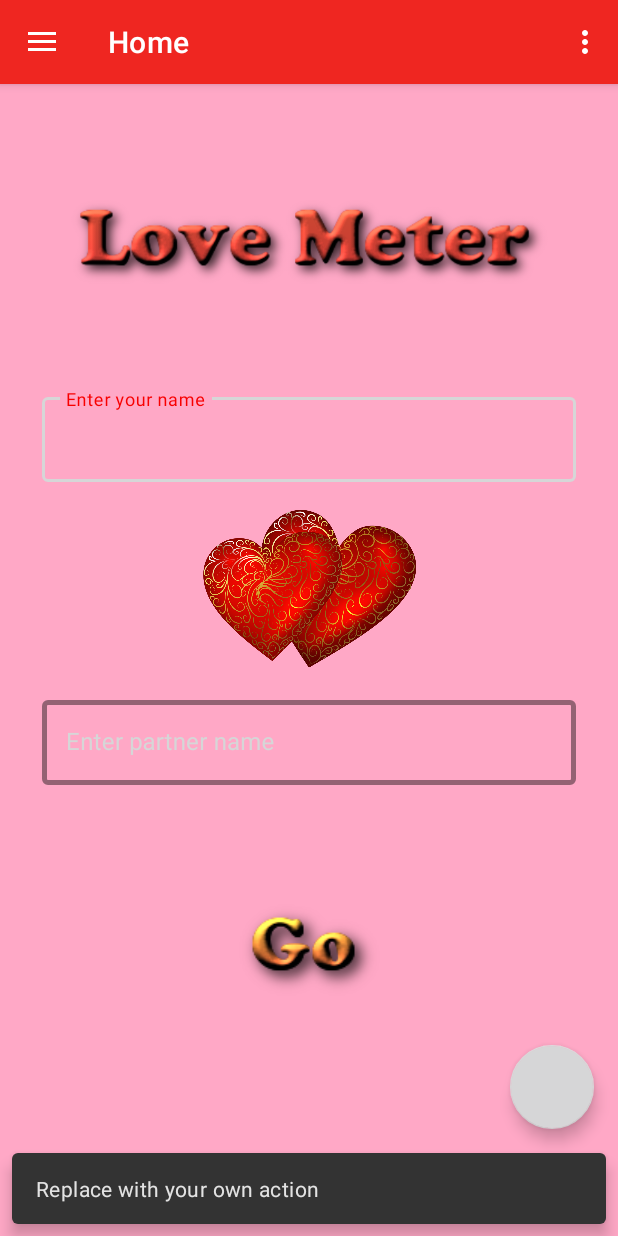
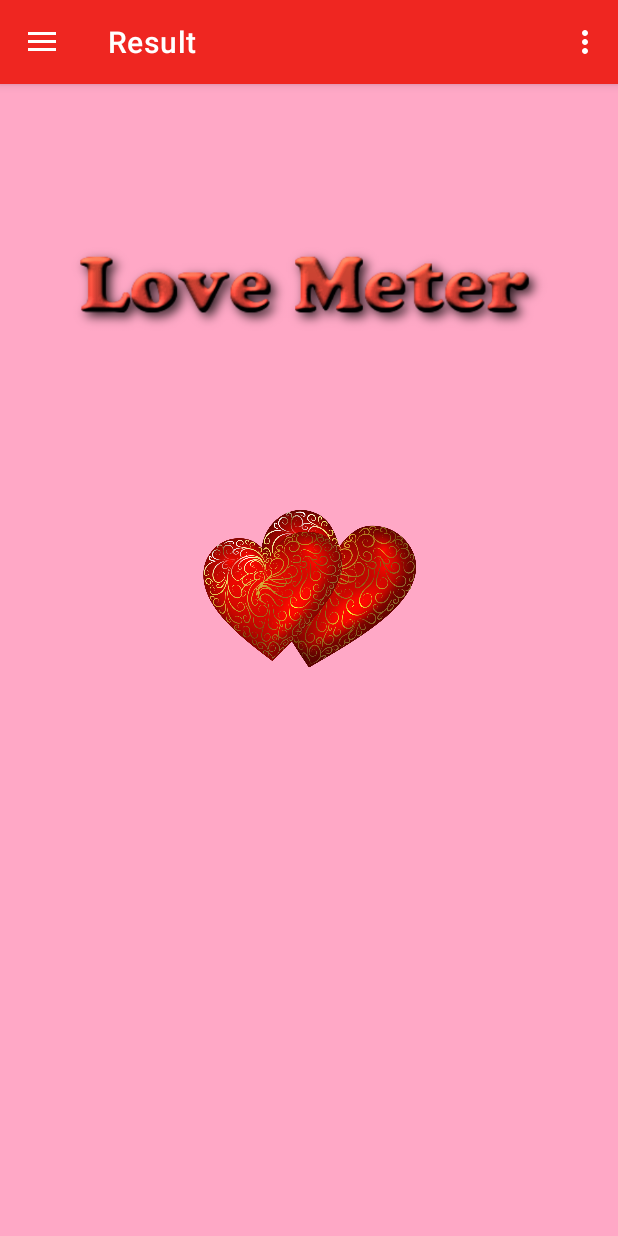
Before and after one commit to pk1114585/LoveMeter, an Android app: the screen it shows after launch (MainActivity), after a tap on an icon or button, on a phone screen of 412 x 824 dp. Run offline under Robolectric (Android 15) with nearby library versions, the phone set to English and light mode, and no system bars; our stand-ins replace navigation-ui; 1 other tap on this screen came first.

Commit message:
result fragment added

```diff
--- a/app/build.gradle
+++ b/app/build.gradle
@@ -45,6 +45,7 @@ dependencies {
     implementation 'androidx.lifecycle:lifecycle-viewmodel-ktx:2.4.0'
     implementation 'androidx.navigation:navigation-fragment-ktx:2.3.5'
     implementation 'androidx.navigation:navigation-ui-ktx:2.3.5'
+    implementation 'androidx.legacy:legacy-support-v4:1.0.0'
     testImplementation 'junit:junit:4.+'
     androidTestImplementation 'androidx.test.ext:junit:1.1.3'
     androidTestImplementation 'androidx.test.espresso:espresso-core:3.4.0'
--- a/app/src/main/java/com/pk/lovemeter/MainActivity.kt
+++ b/app/src/main/java/com/pk/lovemeter/MainActivity.kt
@@ -2,15 +2,14 @@ package com.pk.lovemeter
 
 import android.os.Bundle
 import android.view.Menu
-import com.google.android.material.snackbar.Snackbar
-import com.google.android.material.navigation.NavigationView
+import androidx.appcompat.app.AppCompatActivity
+import androidx.drawerlayout.widget.DrawerLayout
 import androidx.navigation.findNavController
 import androidx.navigation.ui.AppBarConfiguration
 import androidx.navigation.ui.navigateUp
 import androidx.navigation.ui.setupActionBarWithNavController
 import androidx.navigation.ui.setupWithNavController
-import androidx.drawerlayout.widget.DrawerLayout
-import androidx.appcompat.app.AppCompatActivity
+import com.google.android.material.navigation.NavigationView
 import com.pk.lovemeter.databinding.ActivityMainBinding
 
 class MainActivity : AppCompatActivity() {
@@ -26,10 +25,6 @@ class MainActivity : AppCompatActivity() {
 
         setSupportActionBar(binding.appBarMain.toolbar)
 
-        binding.appBarMain.fab.setOnClickListener { view ->
-            Snackbar.make(view, "Replace with your own action", Snackbar.LENGTH_LONG)
-                .setAction("Action", null).show()
-        }
         val drawerLayout: DrawerLayout = binding.drawerLayout
         val navView: NavigationView = binding.navView
         val navController = findNavController(R.id.nav_host_fragment_content_main)
@@ -37,7 +32,7 @@ class MainActivity : AppCompatActivity() {
         // menu should be considered as top level destinations.
         appBarConfiguration = AppBarConfiguration(
             setOf(
-                R.id.nav_home, R.id.nav_gallery, R.id.nav_slideshow
+                R.id.nav_home, R.id.nav_history, R.id.nav_settings,R.id.resultFragment
             ), drawerLayout
         )
         setupActionBarWithNavController(navController, appBarConfiguration)
--- a/app/src/main/java/com/pk/lovemeter/ui/home/HomeFragment.kt
+++ b/app/src/main/java/com/pk/lovemeter/ui/home/HomeFragment.kt
@@ -8,6 +8,8 @@ import android.widget.TextView
 import androidx.fragment.app.Fragment
 import androidx.lifecycle.Observer
 import androidx.lifecycle.ViewModelProvider
+import androidx.navigation.findNavController
+import androidx.navigation.fragment.findNavController
 import com.pk.lovemeter.R
 import com.pk.lovemeter.databinding.FragmentHomeBinding
 
@@ -35,9 +37,8 @@ class HomeFragment : Fragment() {
 
     private fun getLoveCount()
     {
-        val name1 = binding.yourname.text.toString()
-        val name2 = binding.partnername.text.toString()
-        homeViewModel.saveInfo(name1,name2)
+        val navController = activity?.findNavController(R.id.nav_host_fragment_content_main)
+        navController?.navigate(R.id.action_nav_home_to_resultFragment)
     }
     override fun onDestroyView() {
         super.onDestroyView()
--- /dev/null
+++ b/app/src/main/java/com/pk/lovemeter/ui/result/ResultFragment.kt
@@ -0,0 +1,25 @@
+package com.pk.lovemeter.ui.result
+
+import android.os.Bundle
+import androidx.fragment.app.Fragment
+import android.view.LayoutInflater
+import android.view.View
+import android.view.ViewGroup
+import com.pk.lovemeter.R
+
+class ResultFragment : Fragment() {
+
+    override fun onCreateView(
+        inflater: LayoutInflater, container: ViewGroup?,
+        savedInstanceState: Bundle?
+    ): View? {
+        // Inflate the layout for this fragment
+        return inflater.inflate(R.layout.fragment_result, container, false)
+    }
+
+    companion object {
+        @JvmStatic
+        fun newInstance() =
+            ResultFragment()
+    }
+}
--- /dev/null
+++ b/app/src/main/res/drawable/ic_history_icon.xml
@@ -0,0 +1,10 @@
+<vector xmlns:android="http://schemas.android.com/apk/res/android"
+    android:width="24dp"
+    android:height="24dp"
+    android:viewportWidth="24"
+    android:viewportHeight="24"
+    android:tint="?attr/colorControlNormal">
+  <path
+      android:fillColor="@android:color/white"
+      android:pathData="M13,3c-4.97,0 -9,4.03 -9,9L1,12l3.89,3.89 0.07,0.14L9,12L6,12c0,-3.87 3.13,-7 7,-7s7,3.13 7,7 -3.13,7 -7,7c-1.93,0 -3.68,-0.79 -4.94,-2.06l-1.42,1.42C8.27,19.99 10.51,21 13,21c4.97,0 9,-4.03 9,-9s-4.03,-9 -9,-9zM12,8v5l4.28,2.54 0.72,-1.21 -3.5,-2.08L13.5,8L12,8z"/>
+</vector>
--- /dev/null
+++ b/app/src/main/res/drawable/ic_home_icon.xml
@@ -0,0 +1,10 @@
+<vector xmlns:android="http://schemas.android.com/apk/res/android"
+    android:width="24dp"
+    android:height="24dp"
+    android:viewportWidth="24"
+    android:viewportHeight="24"
+    android:tint="?attr/colorControlNormal">
+  <path
+      android:fillColor="@android:color/white"
+      android:pathData="M10,20v-6h4v6h5v-8h3L12,3 2,12h3v8z"/>
+</vector>
--- /dev/null
+++ b/app/src/main/res/drawable/ic_settings_icon.xml
@@ -0,0 +1,10 @@
+<vector xmlns:android="http://schemas.android.com/apk/res/android"
+    android:width="24dp"
+    android:height="24dp"
+    android:viewportWidth="24"
+    android:viewportHeight="24"
+    android:tint="?attr/colorControlNormal">
+  <path
+      android:fillColor="@android:color/white"
+      android:pathData="M19.14,12.94c0.04,-0.3 0.06,-0.61 0.06,-0.94c0,-0.32 -0.02,-0.64 -0.07,-0.94l2.03,-1.58c0.18,-0.14 0.23,-0.41 0.12,-0.61l-1.92,-3.32c-0.12,-0.22 -0.37,-0.29 -0.59,-0.22l-2.39,0.96c-0.5,-0.38 -1.03,-0.7 -1.62,-0.94L14.4,2.81c-0.04,-0.24 -0.24,-0.41 -0.48,-0.41h-3.84c-0.24,0 -0.43,0.17 -0.47,0.41L9.25,5.35C8.66,5.59 8.12,5.92 7.63,6.29L5.24,5.33c-0.22,-0.08 -0.47,0 -0.59,0.22L2.74,8.87C2.62,9.08 2.66,9.34 2.86,9.48l2.03,1.58C4.84,11.36 4.8,11.69 4.8,12s0.02,0.64 0.07,0.94l-2.03,1.58c-0.18,0.14 -0.23,0.41 -0.12,0.61l1.92,3.32c0.12,0.22 0.37,0.29 0.59,0.22l2.39,-0.96c0.5,0.38 1.03,0.7 1.62,0.94l0.36,2.54c0.05,0.24 0.24,0.41 0.48,0.41h3.84c0.24,0 0.44,-0.17 0.47,-0.41l0.36,-2.54c0.59,-0.24 1.13,-0.56 1.62,-0.94l2.39,0.96c0.22,0.08 0.47,0 0.59,-0.22l1.92,-3.32c0.12,-0.22 0.07,-0.47 -0.12,-0.61L19.14,12.94zM12,15.6c-1.98,0 -3.6,-1.62 -3.6,-3.6s1.62,-3.6 3.6,-3.6s3.6,1.62 3.6,3.6S13.98,15.6 12,15.6z"/>
+</vector>
--- a/app/src/main/res/layout/activity_main.xml
+++ b/app/src/main/res/layout/activity_main.xml
@@ -13,6 +13,7 @@
         android:layout_width="wrap_content"
         android:layout_height="match_parent"
         android:layout_gravity="start"
+        android:background="#F3ABE7"
         android:fitsSystemWindows="true"
         app:headerLayout="@layout/nav_header_main"
         app:menu="@menu/activity_main_drawer" />
--- a/app/src/main/res/layout/app_bar_main.xml
+++ b/app/src/main/res/layout/app_bar_main.xml
@@ -20,15 +20,6 @@
 
     </com.google.android.material.appbar.AppBarLayout>
 
-    <com.google.android.material.floatingactionbutton.FloatingActionButton
-        android:id="@+id/fab"
-        android:layout_width="wrap_content"
-        android:layout_height="wrap_content"
-        android:layout_gravity="bottom|end"
-        android:layout_marginEnd="@dimen/fab_margin"
-        android:layout_marginBottom="16dp"
-        app:srcCompat="@android:drawable/ic_dialog_email" />
-
     <include layout="@layout/content_main" />
 
 </androidx.coordinatorlayout.widget.CoordinatorLayout>
--- /dev/null
+++ b/app/src/main/res/layout/fragment_result.xml
@@ -0,0 +1,39 @@
+<?xml version="1.0" encoding="utf-8"?>
+<androidx.constraintlayout.widget.ConstraintLayout
+    xmlns:android="http://schemas.android.com/apk/res/android"
+    xmlns:app="http://schemas.android.com/apk/res-auto"
+    xmlns:tools="http://schemas.android.com/tools"
+    android:layout_width="match_parent"
+    android:layout_height="match_parent"
+    android:background="#EF1BCC"
+    tools:context=".ui.result.ResultFragment">
+    <View
+        android:id="@+id/view"
+        android:layout_width="match_parent"
+        android:layout_height="match_parent"
+        android:background="#FFA8C6" />
+
+    <com.google.android.material.imageview.ShapeableImageView
+        android:id="@+id/shapeableImageView"
+        android:layout_width="147dp"
+        android:layout_height="140dp"
+        android:layout_margin="100dp"
+        app:layout_constraintBottom_toBottomOf="parent"
+        app:layout_constraintEnd_toEndOf="parent"
+        app:layout_constraintStart_toStartOf="parent"
+        app:layout_constraintTop_toTopOf="parent"
+        app:layout_constraintVertical_bias="0.386"
+        app:srcCompat="@drawable/heartimage" />
+
+
+    <ImageView
+        android:id="@+id/imageView2"
+        android:layout_width="321dp"
+        android:layout_height="87dp"
+        android:src="@drawable/lovecounters"
+        app:layout_constraintBottom_toTopOf="@+id/shapeableImageView"
+        app:layout_constraintEnd_toEndOf="parent"
+        app:layout_constraintStart_toStartOf="parent"
+        app:layout_constraintTop_toTopOf="parent" />
+
+</androidx.constraintlayout.widget.ConstraintLayout>
--- a/app/src/main/res/layout/nav_header_main.xml
+++ b/app/src/main/res/layout/nav_header_main.xml
@@ -1,9 +1,11 @@
 <?xml version="1.0" encoding="utf-8"?>
-<LinearLayout xmlns:android="http://schemas.android.com/apk/res/android"
+<androidx.constraintlayout.widget.ConstraintLayout
+    xmlns:android="http://schemas.android.com/apk/res/android"
     xmlns:app="http://schemas.android.com/apk/res-auto"
+    xmlns:tools="http://schemas.android.com/tools"
     android:layout_width="match_parent"
     android:layout_height="@dimen/nav_header_height"
-    android:background="@drawable/side_nav_bar"
+    android:background="#FF00AB"
     android:gravity="bottom"
     android:orientation="vertical"
     android:paddingLeft="@dimen/activity_horizontal_margin"
@@ -14,22 +16,16 @@
 
     <ImageView
         android:id="@+id/imageView"
-        android:layout_width="wrap_content"
+        android:layout_width="178dp"
         android:layout_height="wrap_content"
+        android:layout_marginStart="8dp"
+        android:layout_marginTop="8dp"
+        android:layout_marginBottom="8dp"
         android:contentDescription="@string/nav_header_desc"
         android:paddingTop="@dimen/nav_header_vertical_spacing"
+        app:layout_constraintBottom_toBottomOf="parent"
+        app:layout_constraintStart_toStartOf="parent"
+        app:layout_constraintTop_toTopOf="parent"
         app:srcCompat="@drawable/heartimage" />
 
-    <TextView
-        android:layout_width="match_parent"
-        android:layout_height="wrap_content"
-        android:paddingTop="@dimen/nav_header_vertical_spacing"
-        android:text="@string/nav_header_title"
-        android:textAppearance="@style/TextAppearance.AppCompat.Body1" />
-
-    <TextView
-        android:id="@+id/textView"
-        android:layout_width="wrap_content"
-        android:layout_height="wrap_content"
-        android:text="@string/nav_header_subtitle" />
-</LinearLayout>
+</androidx.constraintlayout.widget.ConstraintLayout>
--- a/app/src/main/res/menu/activity_main_drawer.xml
+++ b/app/src/main/res/menu/activity_main_drawer.xml
@@ -6,15 +6,15 @@
     <group android:checkableBehavior="single">
         <item
             android:id="@+id/nav_home"
-            android:icon="@drawable/ic_menu_camera"
+            android:icon="@drawable/ic_home_icon"
             android:title="@string/menu_home" />
         <item
-            android:id="@+id/nav_gallery"
-            android:icon="@drawable/ic_menu_gallery"
-            android:title="@string/menu_gallery" />
+            android:id="@+id/nav_history"
+            android:icon="@drawable/ic_history_icon"
+            android:title="History" />
         <item
-            android:id="@+id/nav_slideshow"
-            android:icon="@drawable/ic_menu_slideshow"
-            android:title="@string/menu_slideshow" />
+            android:id="@+id/nav_settings"
+            android:icon="@drawable/ic_settings_icon"
+            android:title="Setting" />
     </group>
 </menu>
--- a/app/src/main/res/navigation/mobile_navigation.xml
+++ b/app/src/main/res/navigation/mobile_navigation.xml
@@ -9,17 +9,32 @@
         android:id="@+id/nav_home"
         android:name="com.pk.lovemeter.ui.home.HomeFragment"
         android:label="@string/menu_home"
-        tools:layout="@layout/fragment_home" />
+        tools:layout="@layout/fragment_home" >
+        <action
+            android:id="@+id/action_nav_home_to_resultFragment"
+            app:destination="@id/resultFragment"
+            app:popUpTo="@id/nav_home" />
+    </fragment>
 
     <fragment
-        android:id="@+id/nav_gallery"
+        android:id="@+id/nav_history"
         android:name="com.pk.lovemeter.ui.gallery.GalleryFragment"
         android:label="@string/menu_gallery"
         tools:layout="@layout/fragment_gallery" />
 
     <fragment
-        android:id="@+id/nav_slideshow"
+        android:id="@+id/nav_settings"
         android:name="com.pk.lovemeter.ui.slideshow.SlideshowFragment"
         android:label="@string/menu_slideshow"
         tools:layout="@layout/fragment_slideshow" />
+    <fragment
+        android:id="@+id/resultFragment"
+        android:name="com.pk.lovemeter.ui.result.ResultFragment"
+        android:label="Result"
+        tools:layout="@layout/fragment_result">
+        <action
+            android:id="@+id/action_resultFragment_to_nav_home"
+            app:destination="@id/nav_home"
+            app:popUpTo="@id/nav_home" />
+    </fragment>
 </navigation>
--- a/app/src/main/res/values/strings.xml
+++ b/app/src/main/res/values/strings.xml
@@ -10,4 +10,6 @@
     <string name="menu_home">Home</string>
     <string name="menu_gallery">Gallery</string>
     <string name="menu_slideshow">Slideshow</string>
+    <!-- TODO: Remove or change this placeholder text -->
+    <string name="hello_blank_fragment">Hello blank fragment</string>
 </resources>
```
